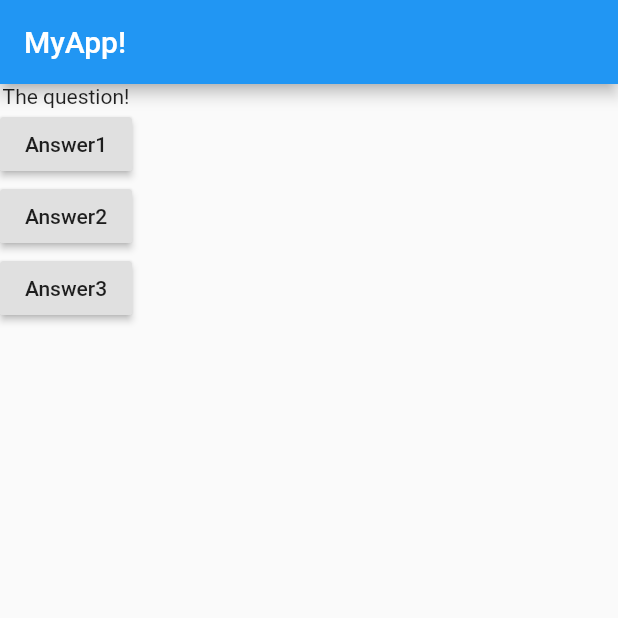
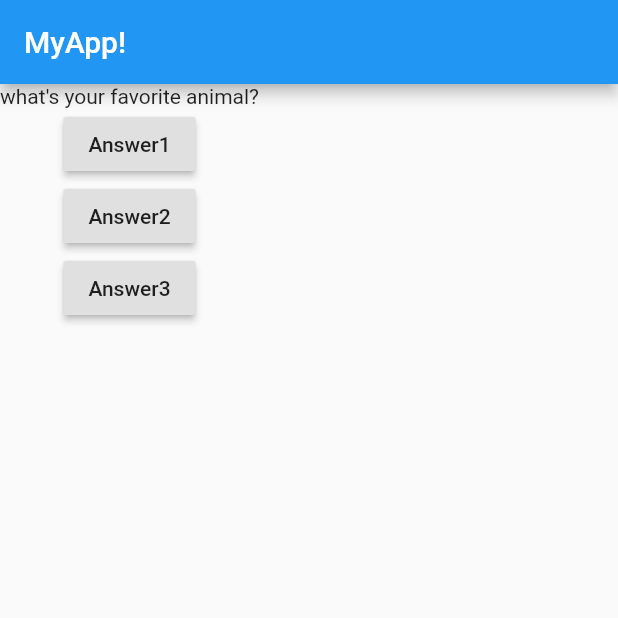
Before and after one commit to pauloladapo13/Flutter, a Flutter app: the screen it shows after launch, after a tap on "Answer1", on a phone screen of 412 x 824 dp, the top half of it. Run offline on Flutter 3.47's test engine with Material 2 defaults, Android fonts, the phone set to English and light mode, and no system bars.

```diff
--- a/first_app/lib/main.dart
+++ b/first_app/lib/main.dart
@@ -7,28 +7,54 @@ import 'package:flutter/material.dart';
 
 void main() => runApp(MyApp());
 
-class MyApp extends StatelessWidget {
+class MyApp extends StatefulWidget {
+  @override
+  State<StatefulWidget> createState() {
+    // TODO: implement createState
+    return MyAppState();
+  }
+}
+
+class MyAppState extends State<MyApp> {
+  var questionIndex = 0;
+
   void answerQuestion() {
+    setState(() {
+      questionIndex += 1;
+    });
+    print(questionIndex);
+
     print('Answer chosen!');
   }
 
   @override
   Widget build(BuildContext context) {
+    var questions = [
+      'what\'s your favorite color',
+      'what\'s your favorite animal?',
+    ];
     return MaterialApp(
       home: Scaffold(
         appBar: AppBar(
           title: Text('MyApp!'),
         ),
         body: Column(children: [
-          Text('The question!'),
+          Text(
+            questions[questionIndex],
+          ),
           RaisedButton(
             child: Text('Answer1'),
             onPressed: answerQuestion,
           ),
-          RaisedButton(child: Text('Answer2'), onPressed: answerQuestion),
+          RaisedButton(
+              child: Text('Answer2'),
+              onPressed: () => print('Answer 2 chosen!')),
           RaisedButton(
             child: Text('Answer3'),
-            onPressed: answerQuestion,
+            onPressed: () {
+              // ...
+              print('Answer 3 chosen');
+            },
           ),
         ]),
       ),
```
